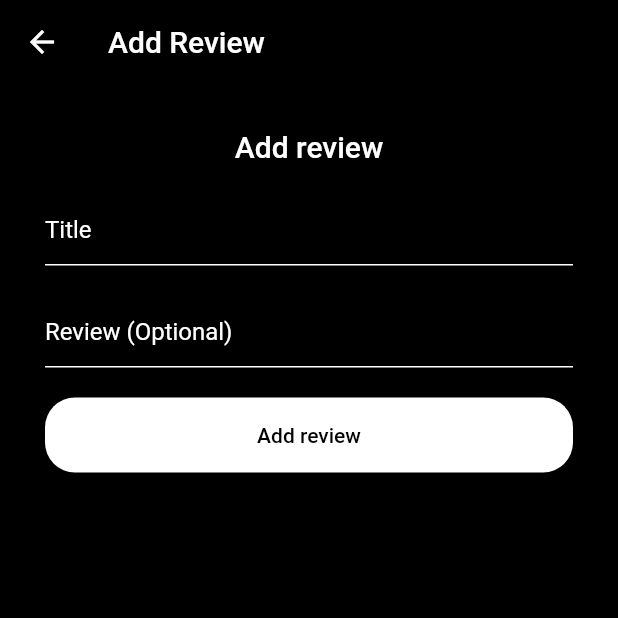
After one commit to rajmayank93/iiit-info, a Flutter app: the addratingspage screen opened directly, after a tap on "Add review", on a phone screen of 412 x 824 dp, the top half of it. The commit adds this screen. Run offline on Flutter 3.47's test engine with Material 2 defaults, Android fonts, the phone set to English and light mode, and no system bars; our stand-ins replace animated_splash_screen, cloud_firestore, firebase_auth, firebase_core, fluttertoast, font_awesome_flutter and 3 more; accounts and stored records are empty.

Commit message:
add reviews

```diff
--- /dev/null
+++ b/lib/addreview.dart
@@ -0,0 +1,123 @@
+import 'package:cloud_firestore/cloud_firestore.dart';
+import 'package:firebase_auth/firebase_auth.dart';
+import 'package:firebase_core/firebase_core.dart';
+import 'package:flutter/material.dart';
+import 'package:fluttertoast/fluttertoast.dart';
+import 'package:hackathon/afterloginmainpage.dart';
+import 'package:hackathon/collegeinfo.dart';
+import 'package:hackathon/drawers/logindrawer.dart';
+import 'package:hackathon/forgotpassword.dart';
+import 'package:hackathon/main.dart';
+import 'package:shared_preferences/shared_preferences.dart';
+
+class addratingspage extends StatefulWidget {
+  @override
+  State<addratingspage> createState() => _loginpageState();
+}
+
+class _loginpageState extends State<addratingspage> {
+  final titleController = TextEditingController();
+  final reviewController = TextEditingController();
+  @override
+  var email = FirebaseAuth.instance.currentUser?.email ??
+      controller.googleAccount.value?.email ??
+      '';
+  Widget build(BuildContext context) {
+    return Scaffold(
+      backgroundColor: Colors.black,
+      appBar: AppBar(
+        backgroundColor: Colors.black,
+        title: Text(
+          'Add Review',
+          style: TextStyle(color: Colors.white),
+        ),
+      ),
+      body: Center(
+        child: Padding(
+          padding: EdgeInsets.all(20),
+          child: ListView(
+            children: <Widget>[
+              Container(
+                  alignment: Alignment.center,
+                  padding: EdgeInsets.all(10),
+                  child: Text(
+                    'Add review',
+                    style: TextStyle(
+                        color: Colors.white,
+                        fontSize: 20,
+                        fontWeight: FontWeight.w500),
+                  )),
+              Container(
+                alignment: Alignment.center,
+                padding: EdgeInsets.all(10),
+                child: TextFormField(
+                  style: TextStyle(color: Colors.white),
+                  controller: titleController,
+                  validator: (text) {
+                    if (text == null || text.isEmpty) {
+                      return 'Please add review';
+                    }
+                    return null;
+                  },
+                  keyboardType: TextInputType.emailAddress,
+                  decoration: InputDecoration(
+                    enabledBorder: UnderlineInputBorder(
+                      borderSide: BorderSide(color: Colors.white),
+                    ),
+                    hintStyle: TextStyle(color: Colors.white),
+                    hintText: 'Title',
+                  ),
+                ),
+              ),
+              Container(
+                alignment: Alignment.center,
+                padding: EdgeInsets.all(10),
+                child: TextField(
+                  minLines: 1,
+                  maxLines: 8,
+                  style: TextStyle(color: Colors.white),
+                  controller: reviewController,
+                  keyboardType: TextInputType.multiline,
+                  textCapitalization: TextCapitalization.sentences,
+                  decoration: InputDecoration(
+                    enabledBorder: UnderlineInputBorder(
+                      borderSide: BorderSide(color: Colors.white),
+                    ),
+                    hintStyle: TextStyle(color: Colors.white),
+                    hintText: 'Review (Optional)',
+                  ),
+                ),
+              ),
+              Padding(
+                padding: const EdgeInsets.all(10),
+                child: Container(
+                  height: 50,
+                  width: 20,
+                  decoration: BoxDecoration(
+                      color: Colors.white,
+                      borderRadius: BorderRadius.circular(20)),
+                  child: TextButton(
+                      onPressed: () {
+                        FirebaseFirestore.instance
+                            .collection(collegeinfopage.college_id)
+                            .doc(email)
+                            .set({
+                          "Email": email,
+                          "Title": titleController.text,
+                          "Body": reviewController.text,
+                        });
+                        Navigator.pop(context);
+                      },
+                      child: Text(
+                        'Add review',
+                        style: TextStyle(color: Colors.black),
+                      )),
+                ),
+              ),
+            ],
+          ),
+        ),
+      ),
+    );
+  }
+}
--- a/lib/collegeinfo.dart
+++ b/lib/collegeinfo.dart
@@ -5,6 +5,7 @@ import 'package:firebase_auth/firebase_auth.dart';
 import 'package:firebase_core/firebase_core.dart';
 import 'package:flutter/material.dart';
 import 'package:get/get.dart';
+import 'package:hackathon/addreview.dart';
 import 'package:hackathon/collegereviews.dart';
 import 'package:hackathon/drawers/loginmaindrawer.dart';
 import 'package:hackathon/main.dart';
@@ -111,11 +112,21 @@ class _loginpageState extends State<collegeinfopage> {
               height: 20,
             ),
             Center(
-                child: FloatingActionButton.extended(
+                child: ElevatedButton(
                     onPressed: () {
                       collegeratingsinfo(collegeinfopage.college_id, context);
                     },
-                    label: Text('Reviews'))),
+                    child: Text('Reviews'))),
+            Center(
+                child: ElevatedButton(
+                    onPressed: () {
+                      Navigator.push(
+                          context,
+                          MaterialPageRoute(
+                            builder: (context) => addratingspage(),
+                          ));
+                    },
+                    child: Text('Add Review'))),
           ],
         ));
   }
--- a/lib/drawers/loginmaindrawer.dart
+++ b/lib/drawers/loginmaindrawer.dart
@@ -9,6 +9,7 @@ import 'package:hackathon/login_controller.dart';
 import 'package:hackathon/main.dart';
 import 'package:shared_preferences/shared_preferences.dart';
 
+final controller = Get.put(LoginController());
 Drawer loginmaindrawer(BuildContext context) {
   return Drawer(
       child: Container(
--- a/lib/main.dart
+++ b/lib/main.dart
@@ -19,7 +19,8 @@ void main() async {
   var email = prefs.getString('Email');
   var gmail = prefs.getString('gmail');
   runApp(email == null
-      ? (gmail == null ? MyApp() : afterlogingmailapp())
+      //? (gmail == null
+      ? MyApp() // : afterlogingmailapp())
       : afterloginapp());
 }
 
```
